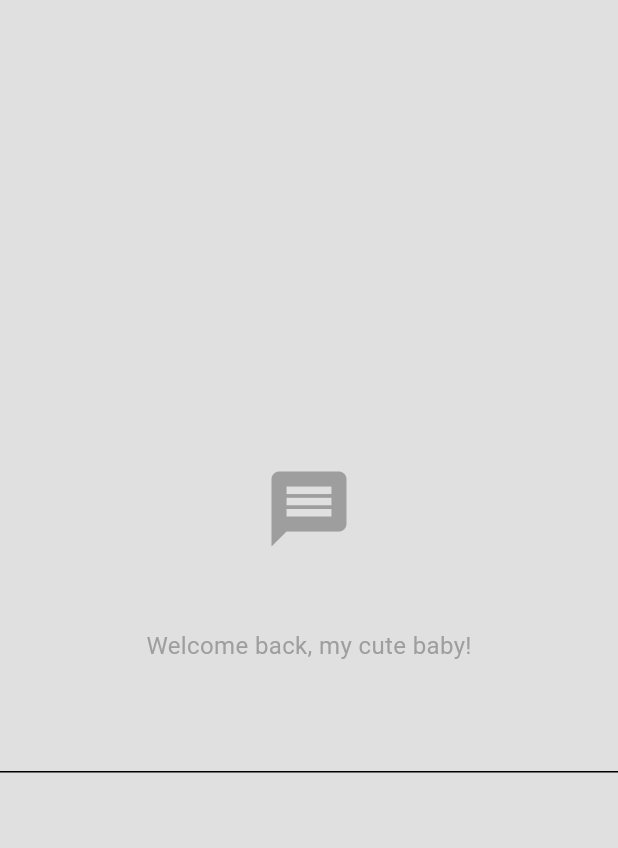
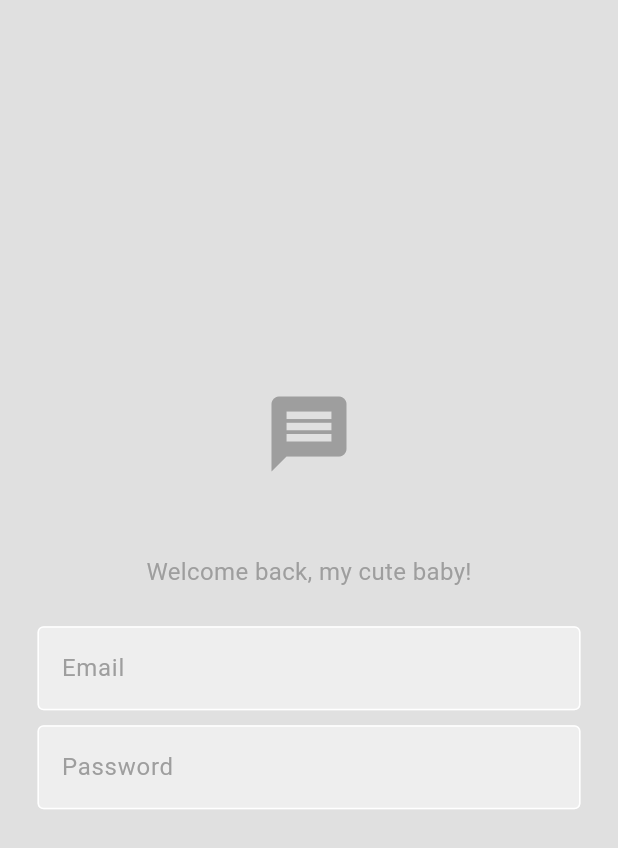
Before and after one commit to Ertannic/chatapptute, a Flutter app: the screen it shows after launch, on a phone screen of 412 x 824 dp. Shown: the top 848 px of the screen. Run offline on Flutter 3.47's test engine with Material 3 defaults, Android fonts, the phone set to English and light mode, and no system bars.

Commit message:
Add email and loggin textField settings

```diff
--- a/lib/components/my_textfield.dart
+++ b/lib/components/my_textfield.dart
@@ -0,0 +1,37 @@
+import 'package:flutter/material.dart';
+
+class MyTextField extends StatelessWidget {
+  final String hintText;
+  final bool obscureText;
+  final TextEditingController controller;
+
+  const MyTextField({
+    super.key,
+    required this.hintText,
+    required this.obscureText,
+    required this.controller,
+    });
+
+  @override
+  Widget build(BuildContext context) {
+    return Padding(
+      padding: const EdgeInsets.symmetric(horizontal: 25.0),
+      child: TextField(
+        obscureText: obscureText,
+        controller: controller,
+        decoration: InputDecoration(
+          enabledBorder: OutlineInputBorder(
+            borderSide: BorderSide(color: Theme.of(context).colorScheme.tertiary)
+          ),
+          focusedBorder: OutlineInputBorder(
+            borderSide: BorderSide(color: Theme.of(context).colorScheme.primary)
+          ),
+          fillColor: Theme.of(context).colorScheme.secondary,
+          filled: true,
+          hintText: hintText,
+          hintStyle: TextStyle(color: Theme.of(context).colorScheme.primary),
+        ),
+      ),
+    );
+  }
+}
--- a/lib/pages/login_page.dart
+++ b/lib/pages/login_page.dart
@@ -1,7 +1,13 @@
+import 'package:chatapptute/components/my_textfield.dart';
 import 'package:flutter/material.dart';
 
 class LoginPage extends StatelessWidget {
-  const LoginPage({super.key});
+
+  // email and pw text controllers
+  final TextEditingController _emailController = TextEditingController();
+  final TextEditingController _pwController = TextEditingController();
+
+   LoginPage({super.key});
 
   @override
   Widget build(BuildContext context) {
@@ -27,14 +33,27 @@ class LoginPage extends StatelessWidget {
                 color: Theme.of(context).colorScheme.primary,
                 fontSize: 16,
               ),
-              ),
+            ),
 
-              const SizedBox(height: 25),
+            const SizedBox(height: 25),
 
             // email textfield
-            TextField(),
+            MyTextField(
+              hintText: "Email",
+              obscureText: false,
+              controller: _emailController,
+            ),
+
+            const SizedBox(height: 10),
 
             // pw textfield
+            MyTextField(
+              hintText: "Password",
+              obscureText: true,
+              controller: _pwController,
+            ),
+
+            const SizedBox(height: 25),
 
             // login button
 
```
